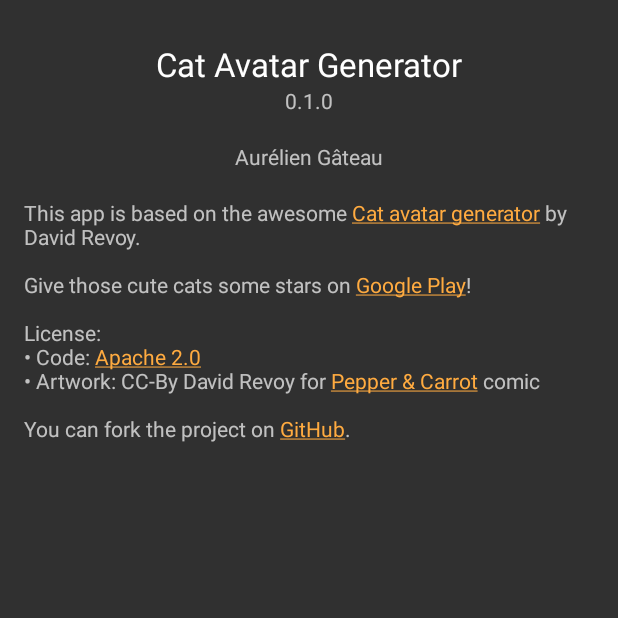
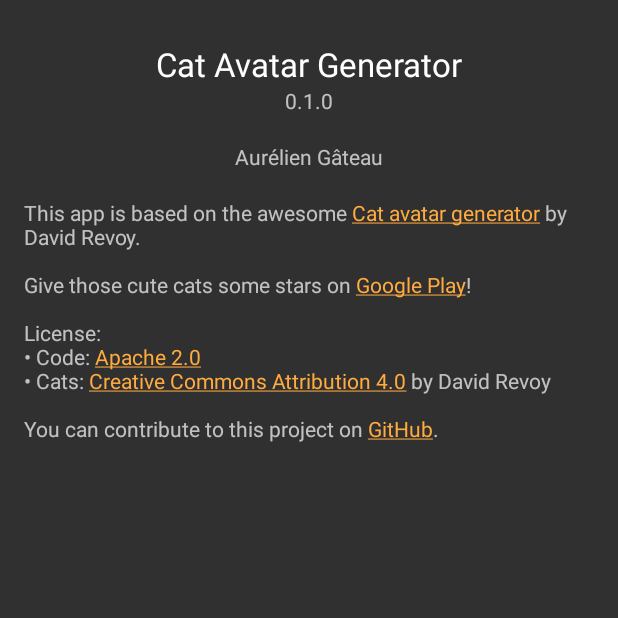
Before and after one commit to agateau/cat-avatar-generator-app, an Android app: the AboutActivity screen opened directly, with no data from a screen before it, on a phone screen of 412 x 824 dp, the top half of it. Run offline under Robolectric (Android 15) with nearby library versions, the phone set to English and light mode, and no system bars.

```diff
--- a/app/src/main/java/com/agateau/catgenerator/AboutActivity.java
+++ b/app/src/main/java/com/agateau/catgenerator/AboutActivity.java
@@ -27,7 +27,8 @@ import com.agateau.utils.NTemplate;
 public class AboutActivity extends AppCompatActivity {
     private static final String AUTHOR_EMAIL = "mail@agateau.com";
     private static final String GPLAY_URL = "https://play.google.com/store/apps/details?id=com.agateau.catgenerator";
-    private static final String LICENSE_URL = "http://www.apache.org/licenses/LICENSE-2.0";
+    private static final String CODE_LICENSE_URL = "http://www.apache.org/licenses/LICENSE-2.0";
+    private static final String ART_LICENSE_URL = "https://creativecommons.org/licenses/by/4.0/";
     private static final String PROJECT_URL = "https://github.com/agateau/cat-avatar-generator-app";
     private static final String CATGEN_URL = "http://www.peppercarrot.com/extras/html/2016_cat-generator/index.php";
     private static final String VERSION_NAME = "0.1.0";
@@ -46,7 +47,8 @@ public class AboutActivity extends AppCompatActivity {
         template.put("email", AUTHOR_EMAIL)
                 .put("gplay_url", GPLAY_URL)
                 .put("catgen_url", CATGEN_URL)
-                .put("license_url", LICENSE_URL)
+                .put("code_license_url", CODE_LICENSE_URL)
+                .put("art_license_url", ART_LICENSE_URL)
                 .put("project_url", PROJECT_URL);
 
         TextView view = (TextView) findViewById(R.id.descriptionTextView);
--- a/app/src/main/res/values/strings.xml
+++ b/app/src/main/res/values/strings.xml
@@ -1,3 +1,4 @@
+<?xml version="1.0" encoding="utf-8"?>
 <resources>
     <string name="app_name">Cat Avatar Generator</string>
     <string name="cat_name_hint">Cat name</string>
@@ -8,9 +9,9 @@
 
         \n
         License:\n
-        • Code: <a href="{license_url}">Apache 2.0</a>\n
-        • Artwork: CC-By David Revoy for <a href="{peppercarrot_url}">Pepper &amp; Carrot</a> comic\n
+        • Code: <a href="{code_license_url}">Apache 2.0</a>\n
+        • Cats: <a href="{art_license_url}">Creative Commons Attribution 4.0</a> by David Revoy\n
 
-        \nYou can fork the project on <a href="{project_url}">GitHub</a>.
+        \nYou can contribute to this project on <a href="{project_url}">GitHub</a>.
     </string>
 </resources>
```
Also changed, not shown: 1 other file.
